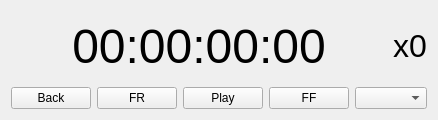
Above: libs/PhCommonUI/PhMediaControllerView.ui from JokerSync/Joker before the change. Below: the same form after it.
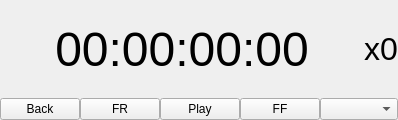
That is the form after the change.

Commit message: Best videotest layouts

```diff
--- a/libs/PhCommonUI/PhMediaControllerView.ui
+++ b/libs/PhCommonUI/PhMediaControllerView.ui
@@ -14,6 +14,12 @@
    <string>Form</string>
   </property>
   <layout class="QVBoxLayout" name="verticalLayout">
+   <property name="spacing">
+    <number>0</number>
+   </property>
+   <property name="margin">
+    <number>0</number>
+   </property>
    <item>
     <layout class="QHBoxLayout" name="_hLayoutTop" stretch="2,0">
      <item>
```
The commit also changes 3 other files.
